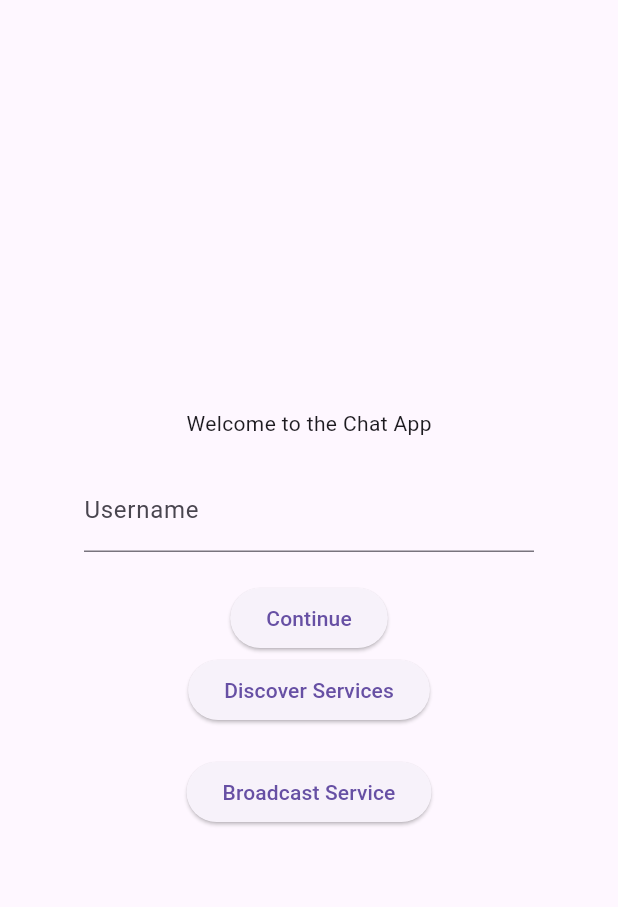
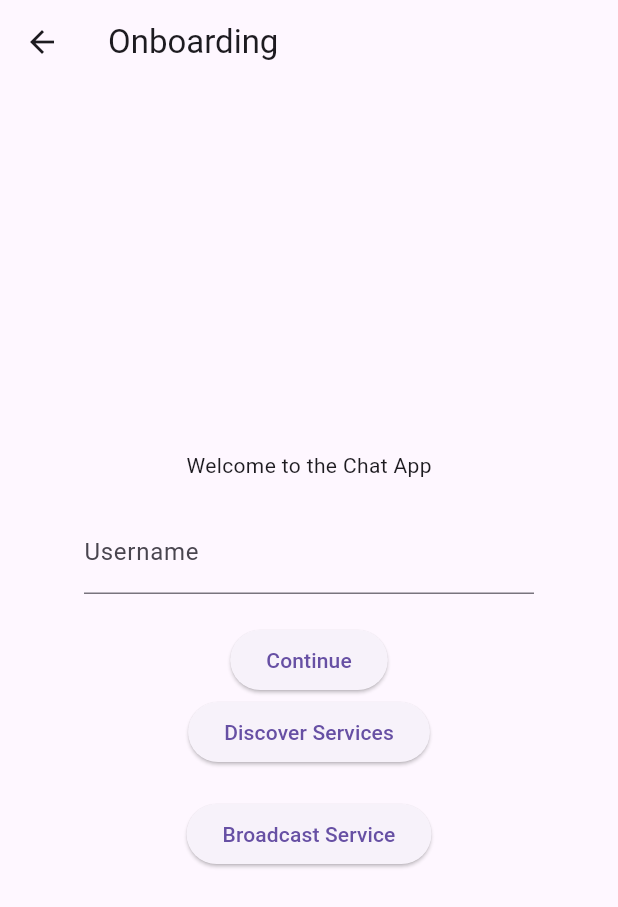
Before and after one commit to CosmicRaptor/project_obsidian, a Flutter app: the OnboardingScreen screen opened directly, on a phone screen of 412 x 824 dp. Shown: the top 907 px of the screen. Run offline on Flutter 3.47's test engine with Material 3 defaults, Android fonts, the phone set to English and light mode, and no system bars; our stand-ins replace device_info_plus, flutter_riverpod, shared_preferences; missing offline and left inert: bonsoir, yaru; accounts and stored records are empty.

Commit message:
Added basic android support

```diff
--- a/lib/screens/onboarding_screen/onboarding_screen.dart
+++ b/lib/screens/onboarding_screen/onboarding_screen.dart
@@ -1,3 +1,5 @@
+import 'dart:io';
+
 import 'package:bonsoir/bonsoir.dart';
 import 'package:chat_app/dialogs/broadcast_dialog.dart';
 import 'package:chat_app/dialogs/discovery_dialog.dart';
@@ -15,11 +17,23 @@ class OnboardingScreen extends ConsumerWidget {
   @override
   Widget build(BuildContext context, WidgetRef ref) {
     return Scaffold(
-        body: YaruDetailPage(
+        appBar: Platform.isAndroid || Platform.isIOS ? AppBar(title: const Text('Onboarding')) : null,
+        body: Platform.isLinux ?YaruDetailPage(
           appBar: YaruWindowTitleBar(
             title: const Text('Onboarding'),
           ),
-          body: Center(
+          body: const OnBoardingScreenWidget(),
+        ) : const OnBoardingScreenWidget(),
+    );
+  }
+}
+
+class OnBoardingScreenWidget extends ConsumerWidget {
+  const OnBoardingScreenWidget({super.key});
+
+  @override
+  Widget build(BuildContext context, WidgetRef ref) {
+    return Center(
       child: SizedBox(
         width: 300,
         child: Column(
@@ -83,8 +97,6 @@ class OnboardingScreen extends ConsumerWidget {
           ],
         ),
       ),
-          ),
-        )
     );
   }
 }
```
Also changed, not shown: lib/main.dart (+30 -12 lines), lib/providers/connection_provider.dart (+11 -0 lines), lib/screens/home_screen/home_screen.dart (+53 -24 lines). Lines whose indentation alone changed are shown as unchanged.
